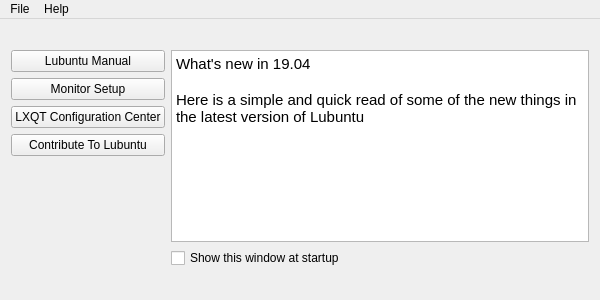
Above: mainwindow.ui from lubuntu-team/welcome before the change. Below: the same form after it.
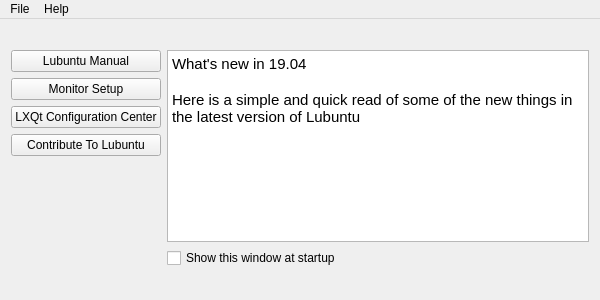
That is the form after the change.

Commit message: LXQt, not LXQT.

```diff
--- a/mainwindow.ui
+++ b/mainwindow.ui
@@ -43,7 +43,7 @@
          <string>&lt;html&gt;&lt;head/&gt;&lt;body&gt;&lt;p&gt;Open up LXQT Configuration Center to change LXQt settings&lt;/p&gt;&lt;/body&gt;&lt;/html&gt;</string>
         </property>
         <property name="text">
-         <string>LXQT Configuration Center</string>
+         <string>LXQt Configuration Center</string>
         </property>
        </widget>
       </item>
```
Left out of the diff: 4 changed lines with no effect on the pictures. The commit also changes 2 other files.
